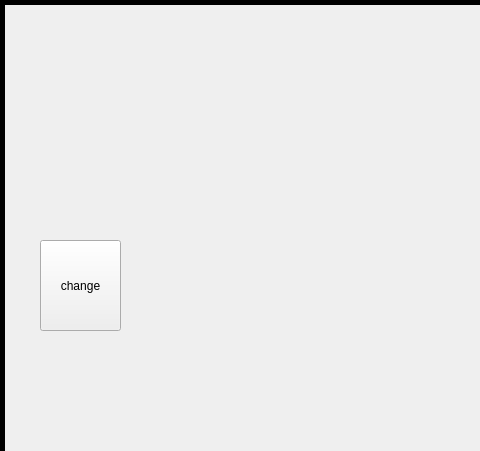
Above: game.ui from SINA-JAHANGIR/Skull-King before the change; both pictures show x 0 to 480 and y 0 to 451 of the 1320 by 766 pixel window. Below: the same form after it.
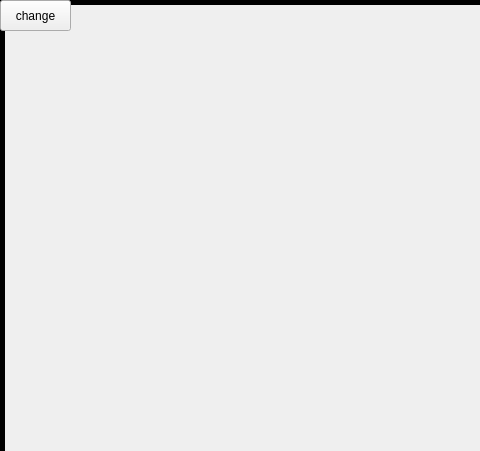
That is the form after the change. Icons and pictures are not drawn.

The edit to the form file:
```diff
--- a/game.ui
+++ b/game.ui
@@ -42,10 +42,10 @@
    <widget class="QPushButton" name="btn_change">
     <property name="geometry">
      <rect>
-      <x>40</x>
-      <y>240</y>
-      <width>81</width>
-      <height>91</height>
+      <x>0</x>
+      <y>0</y>
+      <width>71</width>
+      <height>31</height>
      </rect>
     </property>
     <property name="text">
```
